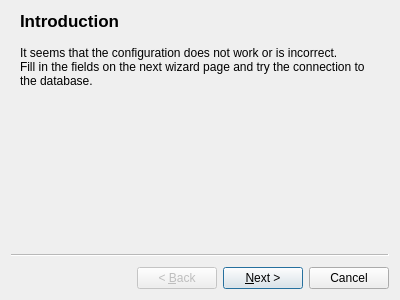
Above: wizard.ui from gallochri/SCF2 before the change. Below: the same form after it.
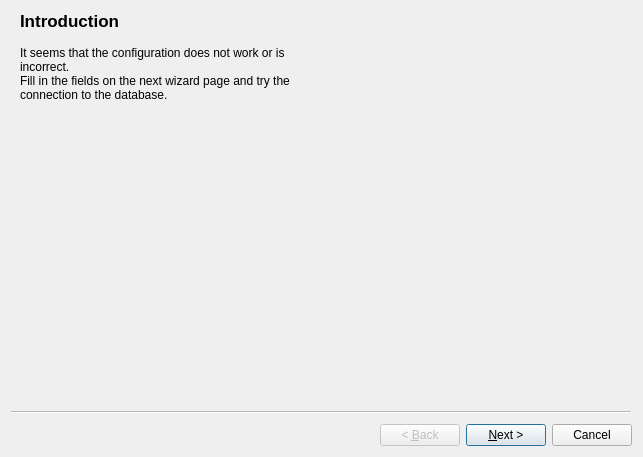
That is the form after the change.

Commit message: Initial DBconfig page for wizard

The edit to the form file:
```diff
--- a/wizard.ui
+++ b/wizard.ui
@@ -6,14 +6,20 @@
    <rect>
     <x>0</x>
     <y>0</y>
-    <width>400</width>
-    <height>300</height>
+    <width>643</width>
+    <height>457</height>
    </rect>
   </property>
   <property name="windowTitle">
    <string>Wizard</string>
   </property>
   <widget class="QWizardPage" name="IntroPage">
+   <property name="sizePolicy">
+    <sizepolicy hsizetype="Maximum" vsizetype="Maximum">
+     <horstretch>0</horstretch>
+     <verstretch>0</verstretch>
+    </sizepolicy>
+   </property>
    <property name="title">
     <string>Introduction</string>
    </property>
```
Left out of the diff: 97 changed lines with no effect on the pictures. The commit also changes 1 other file.
